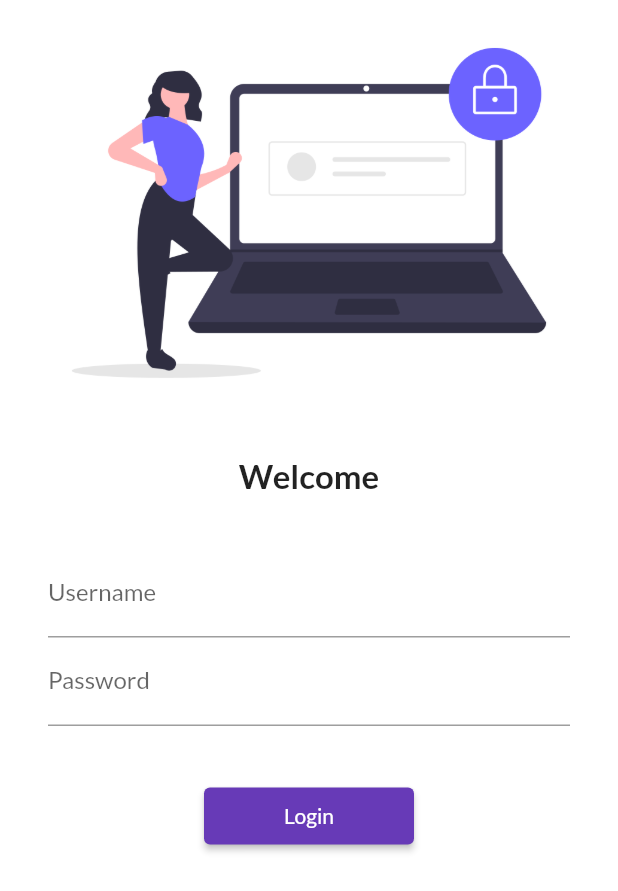
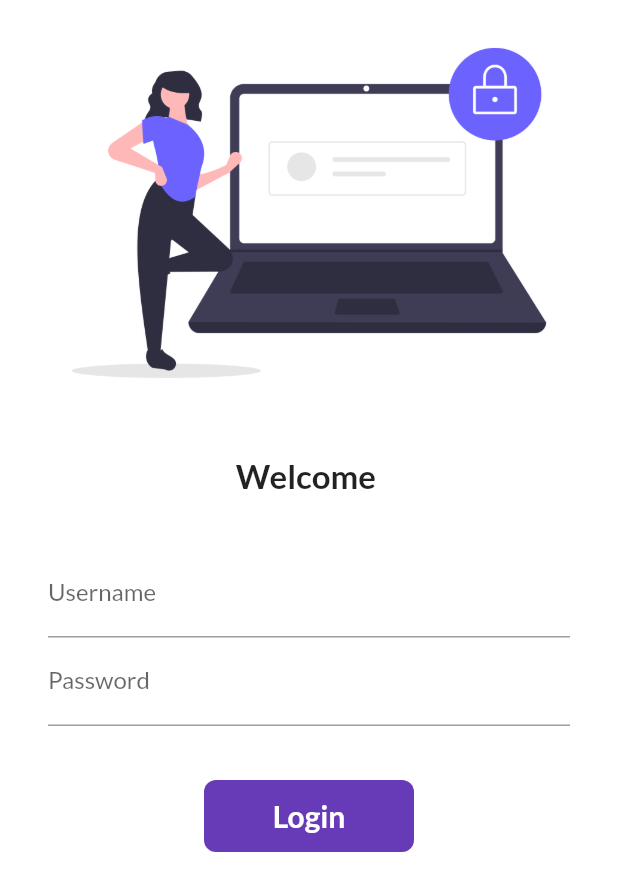
Before and after one commit to Vivek-kumar-1/30daysofflutter, a Flutter app: the screen it shows after launch, on a phone screen of 412 x 824 dp. Shown: the top 891 px of the screen. Run offline on Flutter 3.47's test engine with Material 2 defaults, Android fonts, the phone set to English and light mode, and no system bars; our stand-ins replace google_fonts.

Commit message:
Day 6 Completed

```diff
--- a/lib/app_screens/Login_Page.dart
+++ b/lib/app_screens/Login_Page.dart
@@ -1,9 +1,18 @@
-import 'package:feabox/utils/routes.dart';
 import 'package:flutter/material.dart';
 
-class LoginPage extends StatelessWidget {
+// ignore: unused_import
+import 'package:feabox/utils/routes.dart';
+
+class LoginPage extends StatefulWidget {
   const LoginPage({Key? key}) : super(key: key);
 
+  @override
+  _LoginPageState createState() => _LoginPageState();
+}
+
+class _LoginPageState extends State<LoginPage> {
+  String name = '';
+  bool changeButton = false;
   @override
   Widget build(BuildContext context) {
     return Material(
@@ -20,7 +29,7 @@
               height: 20.0,
             ),
             Text(
-              'Welcome',
+              'Welcome $name',
               style: TextStyle(fontSize: 22, fontWeight: FontWeight.bold),
             ),
             SizedBox(
@@ -36,6 +45,10 @@
                       hintText: 'Enter the Username',
                       labelText: 'Username',
                     ),
+                    onChanged: (value) {
+                      name = value;
+                      setState(() {});
+                    },
                   ),
                   TextFormField(
                     obscureText: true,
@@ -50,13 +63,43 @@
             SizedBox(
               height: 20.0,
             ),
-            ElevatedButton(
-              child: Text('Login'),
-              style: TextButton.styleFrom(minimumSize: Size(140, 38)),
-              onPressed: () {
+            InkWell(
+              onTap: () async {
+                setState(() {
+                  changeButton = true;
+                });
+                await Future.delayed(Duration(seconds: 1));
                 Navigator.pushNamed(context, MyRoutes.homeRoute);
               },
+              child: AnimatedContainer(
+                duration: Duration(seconds: 1),
+                height: 48,
+                width: changeButton ? 50 : 140,
+                alignment: Alignment.center,
+                //color: Colors.deepPurple,
+                child: changeButton
+                    ? Icon(Icons.done)
+                    : Text(
+                        'Login',
+                        style: TextStyle(
+                          color: Colors.white,
+                          fontSize: 20,
+                          fontWeight: FontWeight.bold,
+                        ),
+                      ),
+                decoration: BoxDecoration(
+                  color: Colors.deepPurple,
+                  borderRadius: BorderRadius.circular(changeButton ? 30 : 8),
+                ),
+              ),
             ),
+            // ElevatedButton(
+            //   child: Text('Login'),
+            //   style: TextButton.styleFrom(minimumSize: Size(140, 38)),
+            //   onPressed: () {
+            //     Navigator.pushNamed(context, MyRoutes.homeRoute);
+            //   },
+            // ),
           ],
         ),
       ),
```
